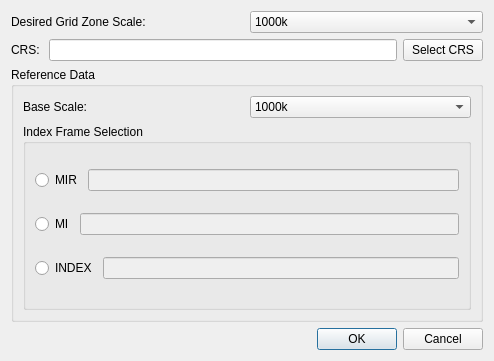
The window that grid_zone_generator_dialog_base.ui (danieljefferson/GridZoneGenerator) describes before a commit, drawn with Qt 5.
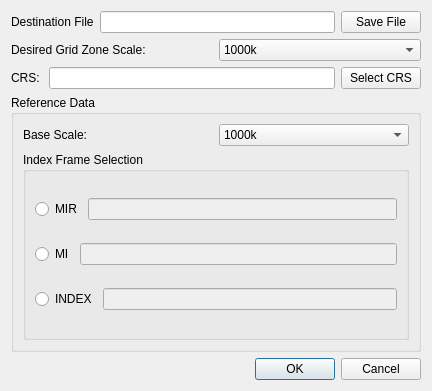
The same window after the commit.

Commit message: Now working with threads

Patch:
```diff
--- a/grid_zone_generator_dialog_base.ui
+++ b/grid_zone_generator_dialog_base.ui
@@ -6,8 +6,8 @@
    <rect>
     <x>0</x>
     <y>0</y>
-    <width>494</width>
-    <height>361</height>
+    <width>432</width>
+    <height>391</height>
    </rect>
   </property>
   <property name="windowTitle">
@@ -15,6 +15,31 @@
   </property>
   <layout class="QGridLayout" name="gridLayout_3">
    <item row="0" column="0">
+    <layout class="QHBoxLayout" name="horizontalLayout_7">
+     <item>
+      <widget class="QLabel" name="label_4">
+       <property name="text">
+        <string>Destination File</string>
+       </property>
+      </widget>
+     </item>
+     <item>
+      <widget class="QLineEdit" name="saveEdit">
+       <property name="readOnly">
+        <bool>true</bool>
+       </property>
+      </widget>
+     </item>
+     <item>
+      <widget class="QPushButton" name="saveButton">
+       <property name="text">
+        <string>Save File</string>
+       </property>
+      </widget>
+     </item>
+    </layout>
+   </item>
+   <item row="1" column="0">
     <layout class="QHBoxLayout" name="horizontalLayout_5">
      <item>
       <widget class="QLabel" name="label">
@@ -79,7 +104,7 @@
      </item>
     </layout>
    </item>
-   <item row="1" column="0">
+   <item row="2" column="0">
     <layout class="QHBoxLayout" name="horizontalLayout_6">
      <item>
       <widget class="QLabel" name="label_3">
@@ -100,7 +125,7 @@
      </item>
     </layout>
    </item>
-   <item row="2" column="0">
+   <item row="3" column="0">
     <widget class="QGroupBox" name="groupBox">
      <property name="title">
       <string>Reference Data</string>
@@ -237,7 +262,7 @@
      </layout>
     </widget>
    </item>
-   <item row="3" column="0">
+   <item row="4" column="0">
     <widget class="QDialogButtonBox" name="button_box">
      <property name="orientation">
       <enum>Qt::Horizontal</enum>
```
The commit also changes 2 other files.
